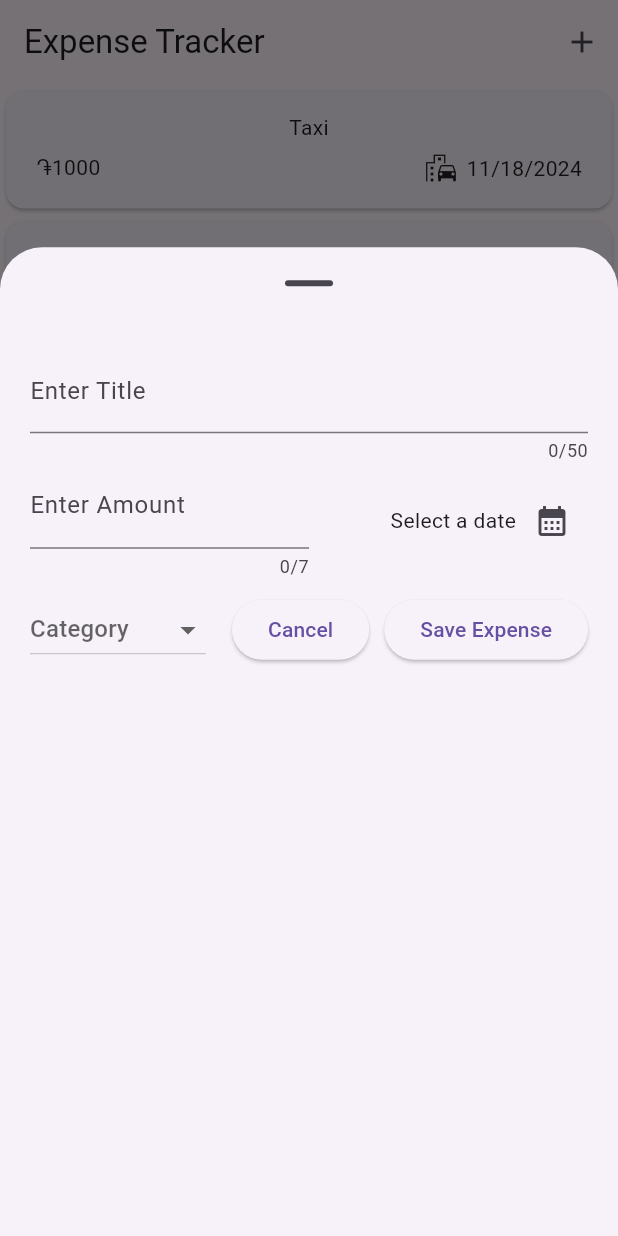
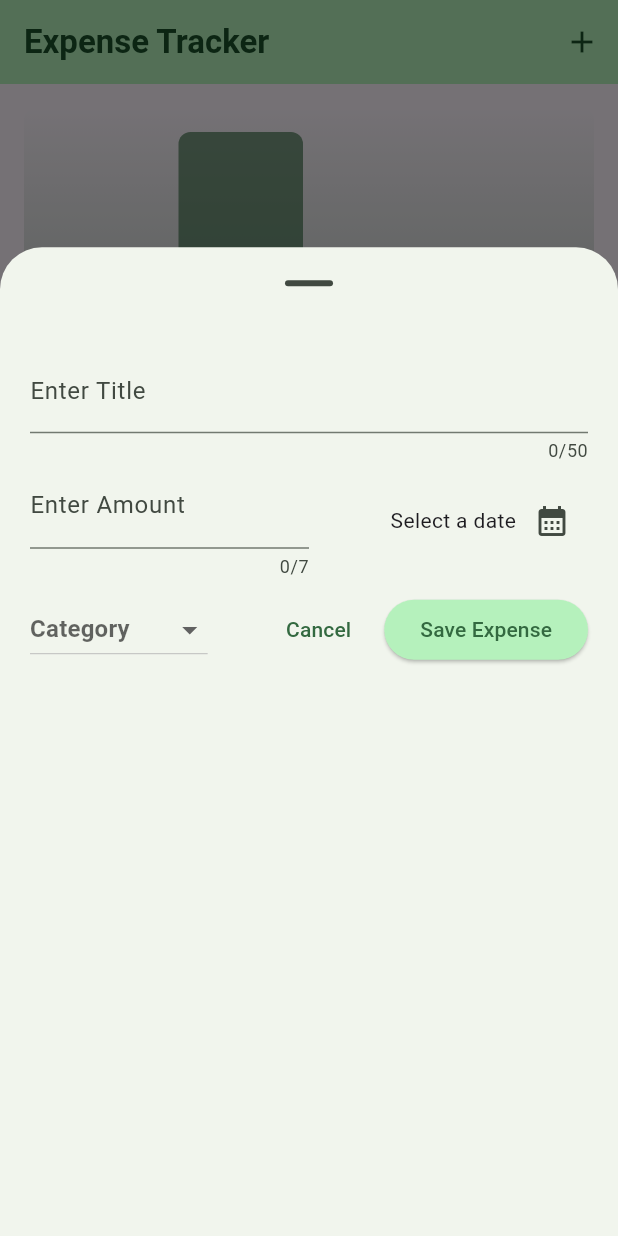
Before and after one commit to mutafyan/expense_tracker, a Flutter app: the screen it shows after launch, after a tap on the "add" icon, on a phone screen of 412 x 824 dp. Run offline on Flutter 3.47's test engine with Material 3 defaults, Android fonts, the phone set to English and light mode, and no system bars.

Commit message:
added chart describing the expenses by category. Added support for dark mode

```diff
--- a/lib/main.dart
+++ b/lib/main.dart
@@ -1,7 +1,68 @@
 import 'package:expense_tracker/widgets/expenses.dart';
 import 'package:flutter/material.dart';
 
+var kColorScheme =
+    ColorScheme.fromSeed(seedColor: const Color.fromARGB(255, 114, 238, 145));
+
+var kDarkColorScheme = ColorScheme.fromSeed(
+  brightness: Brightness.dark,
+  seedColor: const Color.fromARGB(255, 110, 240, 143),
+);
 void main() {
-  runApp(MaterialApp(
-      theme: ThemeData(useMaterial3: true), home: const Expenses()));
+  runApp(
+    MaterialApp(
+      darkTheme: ThemeData.dark().copyWith(
+        colorScheme: kDarkColorScheme,
+        cardTheme: const CardTheme().copyWith(
+          color: kDarkColorScheme.surfaceContainer,
+          margin: const EdgeInsets.symmetric(horizontal: 16, vertical: 6),
+        ),
+        elevatedButtonTheme: ElevatedButtonThemeData(
+          style: ElevatedButton.styleFrom(
+            backgroundColor: kDarkColorScheme.primaryContainer,
+            foregroundColor: kDarkColorScheme.onPrimaryContainer,
+          ),
+        ),
+        textTheme: ThemeData().textTheme.copyWith(
+            titleLarge: const TextStyle(
+              fontWeight: FontWeight.w700,
+            ),
+            titleMedium: TextStyle(
+              fontWeight: FontWeight.w600,
+              fontSize: 16,
+              color: kDarkColorScheme.onSecondaryContainer,
+            ),
+            bodyMedium: TextStyle(
+              color: kDarkColorScheme.onSecondaryContainer,
+            )),
+      ),
+      debugShowCheckedModeBanner: false,
+      theme: ThemeData().copyWith(
+        colorScheme: kColorScheme,
+        appBarTheme: const AppBarTheme().copyWith(
+          backgroundColor: kColorScheme.primaryFixed,
+          foregroundColor: kColorScheme.onPrimaryContainer,
+        ),
+        cardTheme: const CardTheme().copyWith(
+          color: kColorScheme.surfaceContainer,
+          margin: const EdgeInsets.symmetric(horizontal: 16, vertical: 6),
+        ),
+        elevatedButtonTheme: ElevatedButtonThemeData(
+          style: ElevatedButton.styleFrom(
+              backgroundColor: kColorScheme.primaryContainer),
+        ),
+        textTheme: ThemeData().textTheme.copyWith(
+              titleLarge: const TextStyle(
+                fontWeight: FontWeight.w700,
+              ),
+              titleMedium: TextStyle(
+                fontWeight: FontWeight.w600,
+                fontSize: 16,
+                color: kColorScheme.onSecondaryContainer,
+              ),
+            ),
+      ),
+      home: const Expenses(),
+    ),
+  );
 }
--- /dev/null
+++ b/lib/models/expense_bucket.dart
@@ -0,0 +1,19 @@
+import 'package:expense_tracker/models/expense.dart';
+
+class ExpenseBucket {
+  const ExpenseBucket({required this.category, required this.expenses});
+  ExpenseBucket.forCategory(List<Expense> allExpenses, this.category)
+      : expenses = allExpenses
+            .where((expense) => expense.category == category)
+            .toList();
+  final Category category;
+  final List<Expense> expenses;
+
+  int get totalAmount {
+    int sum = 0;
+    for (final expense in expenses) {
+      sum += expense.amount;
+    }
+    return sum;
+  }
+}
--- a/lib/widgets/add_expense_modal.dart
+++ b/lib/widgets/add_expense_modal.dart
@@ -177,7 +177,7 @@
                   },
                 ),
                 const Spacer(),
-                ElevatedButton(
+                TextButton(
                     onPressed: () {
                       Navigator.pop(context);
                     },
--- /dev/null
+++ b/lib/widgets/chart/chart.dart
@@ -0,0 +1,96 @@
+import 'package:flutter/material.dart';
+
+import 'package:expense_tracker/widgets/chart/chart_bar.dart';
+import 'package:expense_tracker/models/expense_bucket.dart';
+import 'package:expense_tracker/models/expense.dart';
+
+class Chart extends StatelessWidget {
+  const Chart({super.key, required this.expenses});
+
+  final List<Expense> expenses;
+
+  List<ExpenseBucket> get buckets {
+    return [
+      ExpenseBucket.forCategory(expenses, Category.food),
+      ExpenseBucket.forCategory(expenses, Category.leisure),
+      ExpenseBucket.forCategory(expenses, Category.medicine),
+      ExpenseBucket.forCategory(expenses, Category.transport),
+    ];
+  }
+
+  int get maxTotalExpense {
+    int maxTotalExpense = 0;
+
+    for (final bucket in buckets) {
+      if (bucket.totalAmount > maxTotalExpense) {
+        maxTotalExpense = bucket.totalAmount;
+      }
+    }
+
+    return maxTotalExpense;
+  }
+
+  @override
+  Widget build(BuildContext context) {
+    final isDarkMode =
+        MediaQuery.of(context).platformBrightness == Brightness.dark;
+    return Container(
+      margin: const EdgeInsets.all(16),
+      padding: const EdgeInsets.symmetric(
+        vertical: 16,
+        horizontal: 8,
+      ),
+      width: double.infinity,
+      height: 180,
+      decoration: BoxDecoration(
+        borderRadius: BorderRadius.circular(8),
+        gradient: LinearGradient(
+          colors: [
+            Theme.of(context).colorScheme.primary.withOpacity(0.3),
+            Theme.of(context).colorScheme.primary.withOpacity(0.0)
+          ],
+          begin: Alignment.bottomCenter,
+          end: Alignment.topCenter,
+        ),
+      ),
+      child: Column(
+        children: [
+          Expanded(
+            child: Row(
+              crossAxisAlignment: CrossAxisAlignment.end,
+              children: [
+                for (final bucket in buckets) // alternative to map()
+                  ChartBar(
+                    fill: bucket.totalAmount == 0
+                        ? 0
+                        : bucket.totalAmount / maxTotalExpense,
+                  )
+              ],
+            ),
+          ),
+          const SizedBox(height: 12),
+          Row(
+            children: buckets
+                .map(
+                  (bucket) => Expanded(
+                    child: Padding(
+                      padding: const EdgeInsets.symmetric(horizontal: 4),
+                      child: Icon(
+                        categoryIcons[bucket.category],
+                        color: isDarkMode
+                            ? Theme.of(context).colorScheme.secondary
+                            : Theme.of(context)
+                                .colorScheme
+                                .primary
+                                .withOpacity(0.7),
+                      ),
+                    ),
+                  ),
+                )
+                .toList(),
+          )
+        ],
+      ),
+    );
+  }
+}
--- /dev/null
+++ b/lib/widgets/chart/chart_bar.dart
@@ -0,0 +1,34 @@
+import 'package:flutter/material.dart';
+
+class ChartBar extends StatelessWidget {
+  const ChartBar({
+    super.key,
+    required this.fill,
+  });
+
+  final double fill;
+
+  @override
+  Widget build(BuildContext context) {
+    final isDarkMode =
+        MediaQuery.of(context).platformBrightness == Brightness.dark;
+    return Expanded(
+      child: Padding(
+        padding: const EdgeInsets.symmetric(horizontal: 4),
+        child: FractionallySizedBox(
+          heightFactor: fill,
+          child: DecoratedBox(
+            decoration: BoxDecoration(
+              shape: BoxShape.rectangle,
+              borderRadius:
+                  const BorderRadius.vertical(top: Radius.circular(8)),
+              color: isDarkMode
+                  ? Theme.of(context).colorScheme.secondary
+                  : Theme.of(context).colorScheme.primary.withOpacity(0.65),
+            ),
+          ),
+        ),
+      ),
+    );
+  }
+}
--- a/lib/widgets/expenses.dart
+++ b/lib/widgets/expenses.dart
@@ -1,4 +1,5 @@
 import 'package:expense_tracker/widgets/add_expense_modal.dart';
+import 'package:expense_tracker/widgets/chart/chart.dart';
 import 'package:expense_tracker/widgets/expenses_list/expenses_list.dart';
 import 'package:expense_tracker/models/expense.dart';
 import 'package:flutter/material.dart';
@@ -59,8 +60,15 @@
       child: Text("No recorded expenses, add a new one"),
     );
     if (_registeredExpenses.isNotEmpty) {
-      mainContent = ExpensesList(
-          expenses: _registeredExpenses, onRemoveExpense: _removeExpense);
+      mainContent = Column(
+        children: [
+          Chart(expenses: _registeredExpenses),
+          Expanded(
+            child: ExpensesList(
+                expenses: _registeredExpenses, onRemoveExpense: _removeExpense),
+          ),
+        ],
+      );
     }
     return Scaffold(
         appBar: AppBar(
--- a/lib/widgets/expenses_list/expense_item.dart
+++ b/lib/widgets/expenses_list/expense_item.dart
@@ -10,14 +10,21 @@
       child: Padding(
         padding: const EdgeInsets.symmetric(vertical: 15, horizontal: 20),
         child: Column(
+          crossAxisAlignment: CrossAxisAlignment.start,
           children: [
-            Text(expense.title),
+            Text(
+              expense.title,
+              style: Theme.of(context).textTheme.titleMedium,
+            ),
             const SizedBox(
               height: 5,
             ),
             Row(
               children: [
-                Text('֏${expense.amount.toString()}'),
+                Text(
+                  '֏${expense.amount.toString()}',
+                  style: Theme.of(context).textTheme.bodyMedium,
+                ),
                 const Spacer(),
                 Row(
                   children: [
@@ -25,7 +32,10 @@
                     const SizedBox(
                       width: 5,
                     ),
-                    Text(expense.formattedDate)
+                    Text(
+                      expense.formattedDate,
+                      style: Theme.of(context).textTheme.bodyMedium,
+                    )
                   ],
                 )
               ],
--- a/lib/widgets/expenses_list/expenses_list.dart
+++ b/lib/widgets/expenses_list/expenses_list.dart
@@ -14,6 +14,25 @@
       itemBuilder: (context, index) => Dismissible(
         key: ValueKey((expenses[index])),
         direction: DismissDirection.endToStart,
+        background: Container(
+          margin: EdgeInsets.symmetric(
+              horizontal: Theme.of(context).cardTheme.margin!.horizontal / 2,
+              vertical: Theme.of(context).cardTheme.margin!.vertical / 2),
+          decoration: BoxDecoration(
+            borderRadius: BorderRadius.circular(8),
+            color: Theme.of(context).colorScheme.error,
+          ),
+          child: const Row(
+            children: [
+              Spacer(),
+              Icon(
+                Icons.delete_outline,
+                size: 30,
+              ),
+              SizedBox(width: 16),
+            ],
+          ),
+        ),
         onDismissed: (direction) {
           onRemoveExpense(expenses[index]);
         },
```
